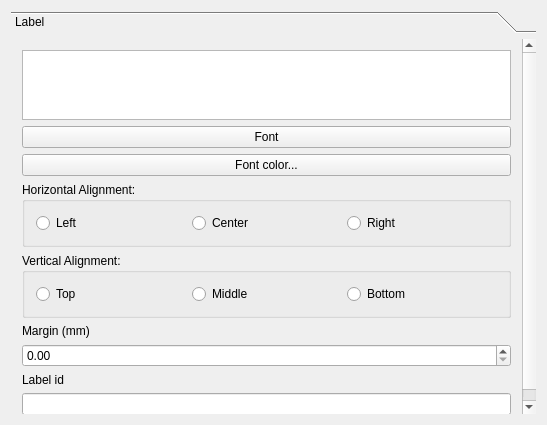
Before: the Qt Designer form src/ui/qgscomposerlabelwidgetbase.ui in qgis/QGIS, drawn with Qt 5.
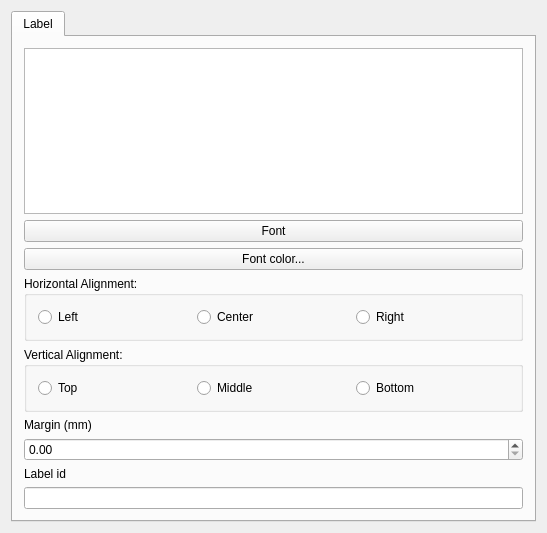
After: the same form once the commit is applied.

Commit message: Changed all QToolBox objects to QTabWidget.  Easier to see item options and less mouse movement

```diff
--- a/src/ui/qgscomposerlabelwidgetbase.ui
+++ b/src/ui/qgscomposerlabelwidgetbase.ui
@@ -7,7 +7,7 @@
     <x>0</x>
     <y>0</y>
     <width>547</width>
-    <height>425</height>
+    <height>533</height>
    </rect>
   </property>
   <property name="sizePolicy">
@@ -21,20 +21,9 @@
   </property>
   <layout class="QGridLayout" name="gridLayout_2">
    <item row="0" column="0">
-    <widget class="QToolBox" name="toolBox">
-     <property name="currentIndex">
-      <number>0</number>
-     </property>
-     <widget class="QWidget" name="page">
-      <property name="geometry">
-       <rect>
-        <x>0</x>
-        <y>0</y>
-        <width>513</width>
-        <height>402</height>
-       </rect>
-      </property>
-      <attribute name="label">
+    <widget class="QTabWidget" name="toolBox">
+     <widget class="QWidget" name="page" native="true">
+      <attribute name="title">
        <string>Label</string>
       </attribute>
       <layout class="QGridLayout" name="gridLayout">
```
Left out of the diff: 3 changed lines with no effect on the pictures. The commit also changes 15 other files.
